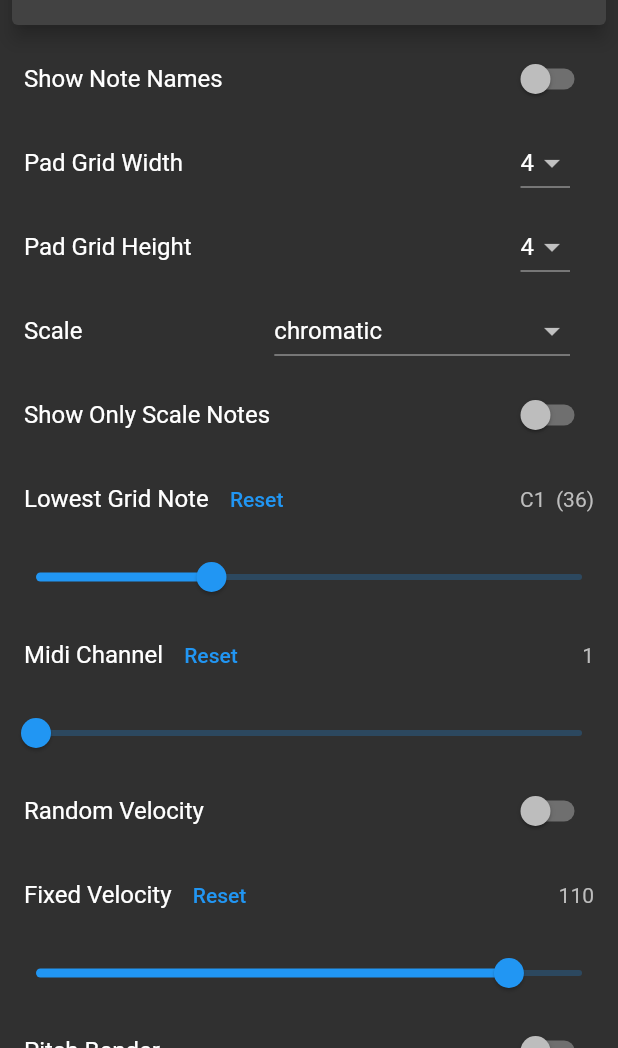
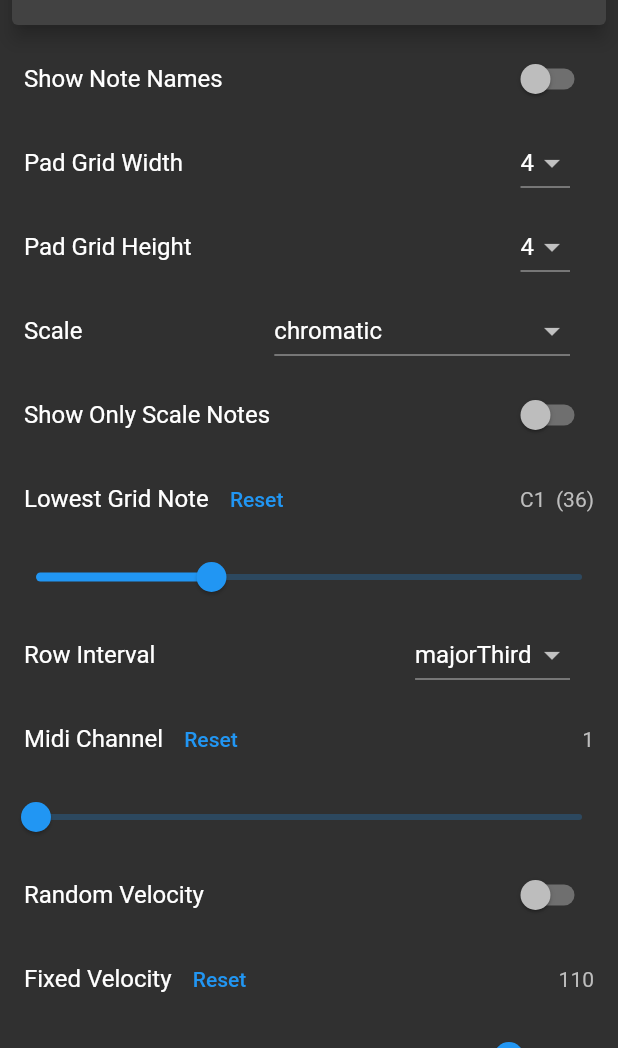
Before and after one commit to anzbert/beat_pads, a Flutter app: the MainScreen screen opened directly, on a phone screen of 412 x 824 dp, the part 188-1236 px from its top. Run offline on Flutter 3.47's test engine with Material 2 defaults, Android fonts, the phone set to English and light mode, and no system bars; our stand-ins replace animated_text_kit, rive, wakelock; missing offline and left inert: flutter_midi_command.

Commit message:
prepared for rowinterval settings

```diff
--- /dev/null
+++ b/lib/components/drop_down_interval.dart
@@ -0,0 +1,32 @@
+import 'package:beat_pads/state/settings.dart';
+import 'package:flutter/material.dart';
+import 'package:provider/provider.dart';
+
+enum RowInterval { minorThird, majorThird, quart, continuous }
+
+class DropdownInterval extends StatelessWidget {
+  DropdownInterval({Key? key}) : super(key: key);
+
+  final items = RowInterval.values
+      .map((interval) =>
+          DropdownMenuItem(child: Text(interval.name), value: interval))
+      .toList();
+
+//
+
+  @override
+  Widget build(BuildContext context) {
+    return Padding(
+      padding: const EdgeInsets.symmetric(horizontal: 16.0),
+      child: DropdownButton<RowInterval>(
+        value: Provider.of<Settings>(context, listen: true).rowInterval,
+        items: items,
+        onChanged: (value) {
+          if (value != null) {
+            Provider.of<Settings>(context, listen: false).rowInterval = value;
+          }
+        },
+      ),
+    );
+  }
+}
--- a/lib/components/pads_menu.dart
+++ b/lib/components/pads_menu.dart
@@ -1,3 +1,4 @@
+import 'package:beat_pads/components/drop_down_interval.dart';
 import 'package:beat_pads/components/drop_down_numbers.dart';
 import 'package:beat_pads/components/drop_down_scales.dart';
 import 'package:beat_pads/state/receiver.dart';
@@ -90,6 +91,10 @@ class _PadsMenuState extends State<PadsMenu> {
                 },
               ),
             ],
+          ),
+          ListTile(
+            title: Text("Row Interval"),
+            trailing: DropdownInterval(),
           ),
           Consumer<MidiReceiver>(
             builder: (context, receiver, child) {
--- a/lib/state/settings.dart
+++ b/lib/state/settings.dart
@@ -1,3 +1,4 @@
+import 'package:beat_pads/components/drop_down_interval.dart';
 import 'package:beat_pads/services/midi_utils.dart';
 import 'package:flutter/material.dart';
 import 'dart:math';
@@ -48,11 +49,11 @@ class Settings extends ChangeNotifier {
     notifyListeners();
   }
 
-// TODO row interval:
-  int _rowInterval = 4; // semitones
-  int get rowInterval => _rowInterval;
+// row interval:
+  RowInterval _rowInterval = RowInterval.majorThird; // semitones
+  RowInterval get rowInterval => _rowInterval;
 
-  set rowInterval(int newValue) {
+  set rowInterval(RowInterval newValue) {
     _rowInterval = newValue;
     notifyListeners();
   }
```
Also changed, not shown: lib/components/pads_pads.dart (+12 -3 lines).
